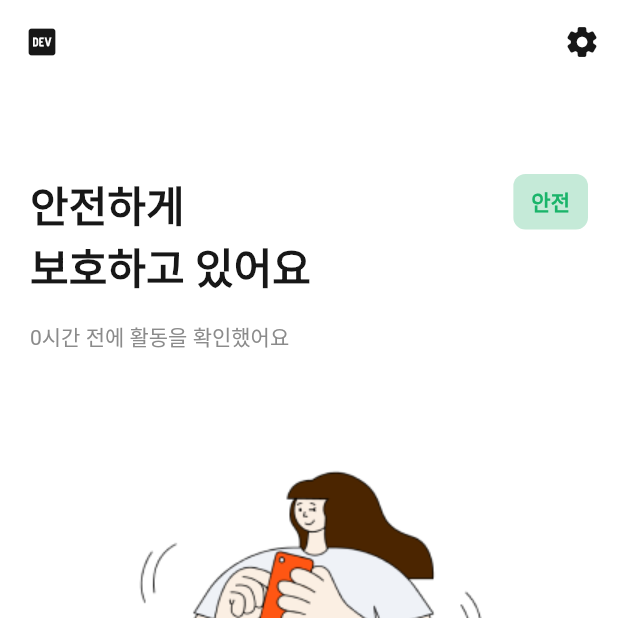
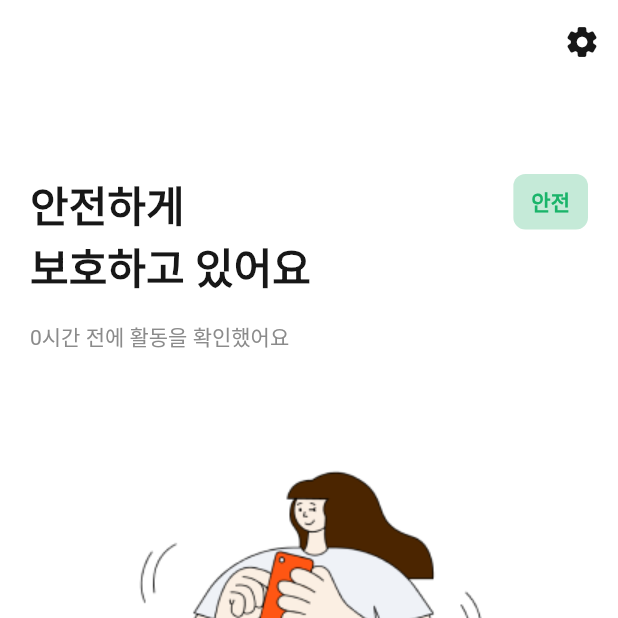
Before and after one commit to minssu86/Holocare, a Flutter app: the DashboardPage screen opened by its route, on a phone screen of 412 x 824 dp, the top half of it. Run offline on Flutter 3.47's test engine with Material 2 defaults, Android fonts, the phone set to English and light mode, and no system bars; our stand-ins replace auto_route, cloud_firestore, firebase_core, firebase_messaging, flutter_dotenv, flutter_hooks and 5 more; missing offline and left inert: day; accounts and stored records are empty; generated files the repository leaves out were written again.

Commit message:
chore: remove logo

```diff
--- a/lib/ui/components/appbar/dashboard_app_bar.dart
+++ b/lib/ui/components/appbar/dashboard_app_bar.dart
@@ -18,12 +18,6 @@ class DashBoardAppBar extends ConsumerWidget implements PreferredSizeWidget {
     return AppBar(
       elevation: 0,
       backgroundColor: theme.appColors.white,
-      leading: IconButton(
-        iconSize: 24,
-        color: theme.appColors.grayscale_01,
-        icon: const Icon(Icons.logo_dev_rounded),
-        onPressed: () {},
-      ),
       actions: [
         IconButton(
           iconSize: 24,
```
